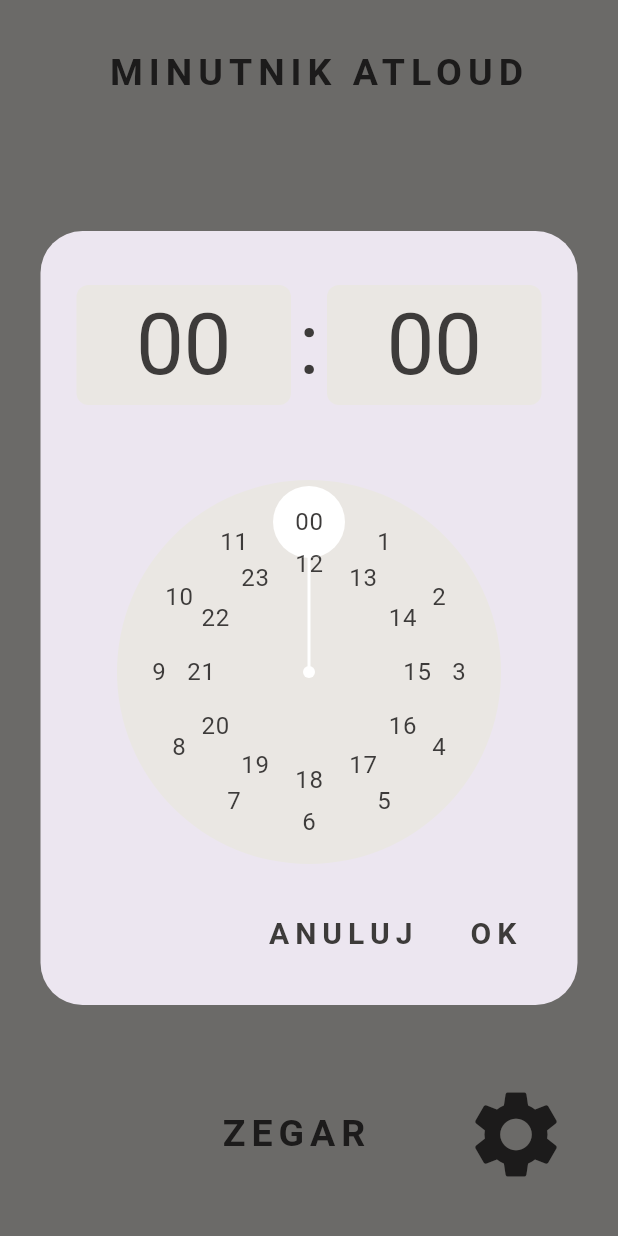
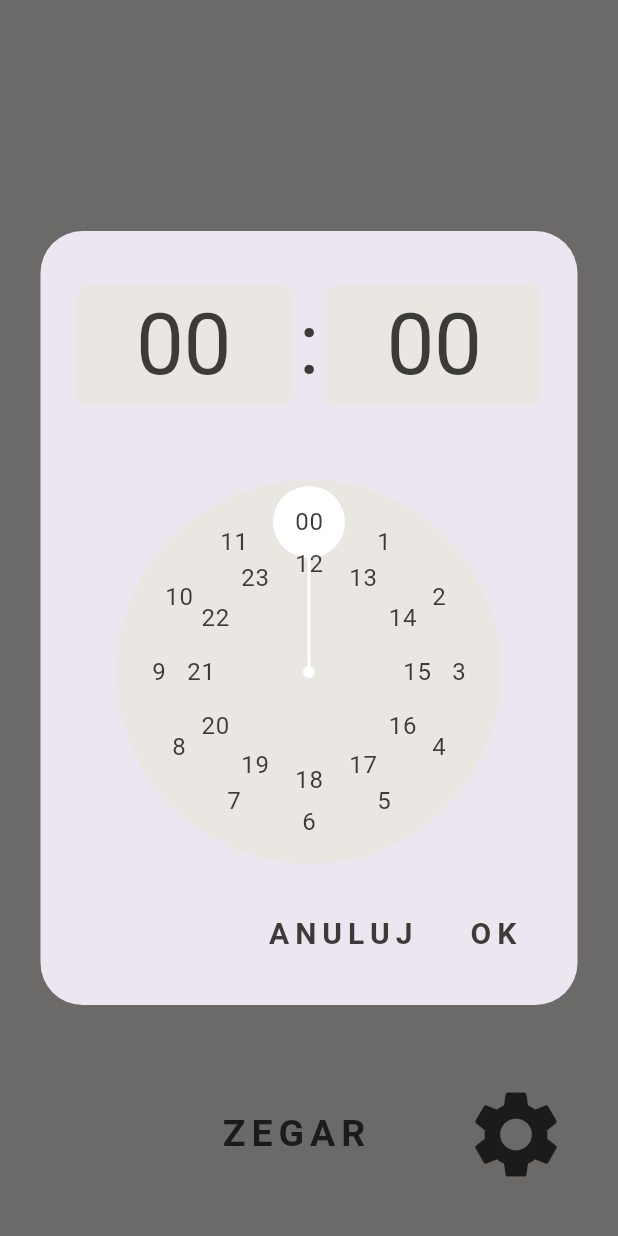
Before and after one commit to tomaszbazan/atloud, a Flutter app: the TimerPage screen opened directly, after a tap on an icon or button, on a phone screen of 412 x 824 dp. Run offline on Flutter 3.47's test engine with Material 3 defaults, Android fonts, the phone set to English and light mode, and no system bars; our stand-ins replace audioplayers, flutter_secure_storage, flutter_tts, package_info_plus, vibration, wakelock_plus; missing offline and left inert: volume_controller; accounts and stored records are empty; Roboto replaces fonts that are missing (OpenSans).

Commit message:
Removed unnecessary title

```diff
--- a/lib/clock/clock.dart
+++ b/lib/clock/clock.dart
@@ -77,7 +77,7 @@ class _ClockPageState extends State<ClockPage> {
   @override
   Widget build(BuildContext context) {
     return Scaffold(
-      appBar: const AppBarWidget(text: 'ZEGAR ATLOUD'),
+      appBar: const AppBarWidget(text: ''),
       body: Center(
         child: Column(
           mainAxisAlignment: MainAxisAlignment.center,
--- a/lib/timer/timer.dart
+++ b/lib/timer/timer.dart
@@ -113,7 +113,7 @@ class _TimerPageState extends State<TimerPage> {
   @override
   Widget build(BuildContext context) {
     return Scaffold(
-        appBar: const AppBarWidget(text: 'MINUTNIK ATLOUD'),
+        appBar: const AppBarWidget(text: ''),
         body: Column(
           mainAxisAlignment: MainAxisAlignment.center,
           children: [
```
